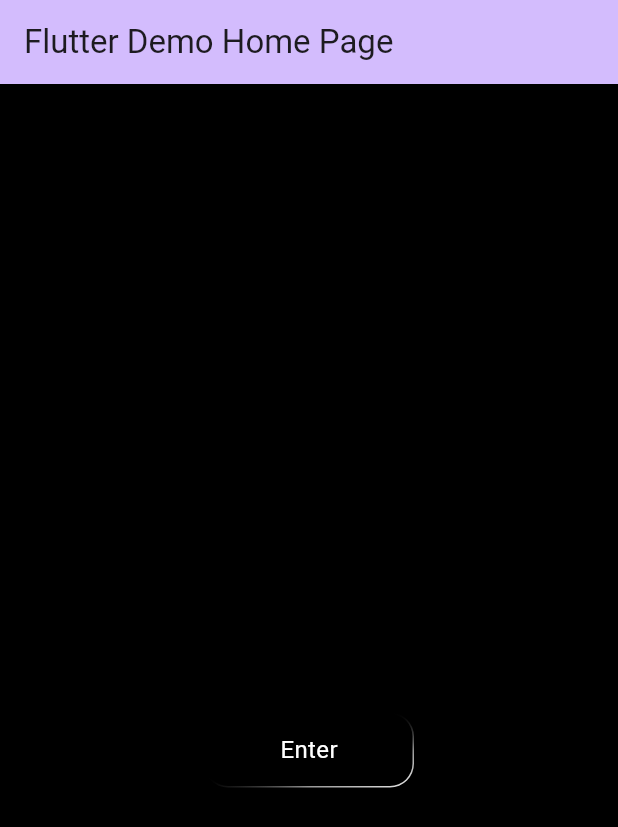
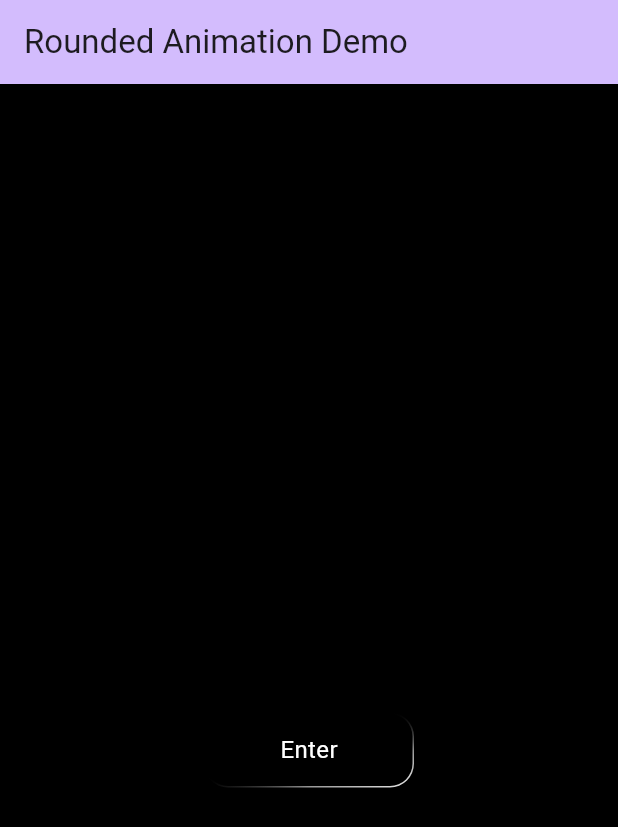
Before and after one commit to varunlohade/AnimatedBorder_Flutter, a Flutter app: the screen it shows after launch, on a phone screen of 412 x 824 dp. Shown: the top 827 px of the screen. Run offline on Flutter 3.47's test engine with Material 3 defaults, Android fonts, the phone set to English and light mode, and no system bars.

Commit message:
Update main.dart

```diff
--- a/lib/main.dart
+++ b/lib/main.dart
@@ -13,27 +13,13 @@ class MyApp extends StatelessWidget {
   @override
   Widget build(BuildContext context) {
     return MaterialApp(
-      title: 'Flutter Demo',
+      title: 'Animation Demo',
       theme: ThemeData(
-        // This is the theme of your application.
-        //
-        // TRY THIS: Try running your application with "flutter run". You'll see
-        // the application has a purple toolbar. Then, without quitting the app,
-        // try changing the seedColor in the colorScheme below to Colors.green
-        // and then invoke "hot reload" (save your changes or press the "hot
-        // reload" button in a Flutter-supported IDE, or press "r" if you used
-        // the command line to start the app).
-        //
-        // Notice that the counter didn't reset back to zero; the application
-        // state is not lost during the reload. To reset the state, use hot
-        // restart instead.
-        //
-        // This works for code too, not just values: Most code changes can be
-        // tested with just a hot reload.
+
         colorScheme: ColorScheme.fromSeed(seedColor: Colors.deepPurple),
         useMaterial3: true,
       ),
-      home: const MyHomePage(title: 'Flutter Demo Home Page'),
+      home: const MyHomePage(title: 'Rounded Animation Demo'),
     );
   }
 }
```
